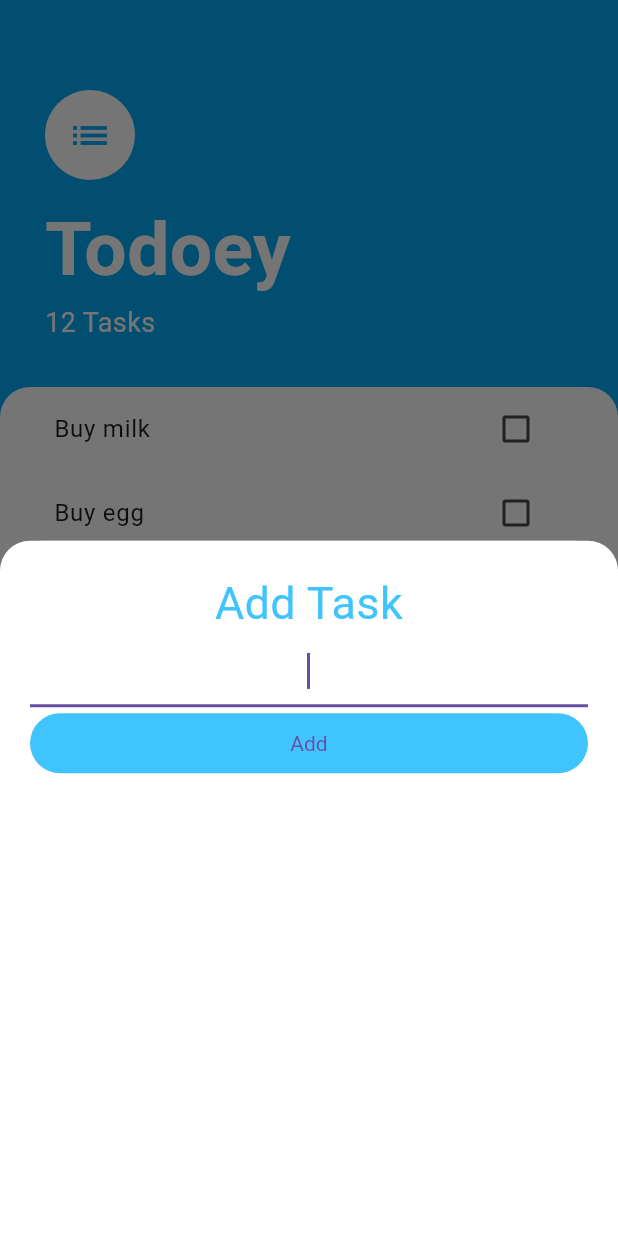
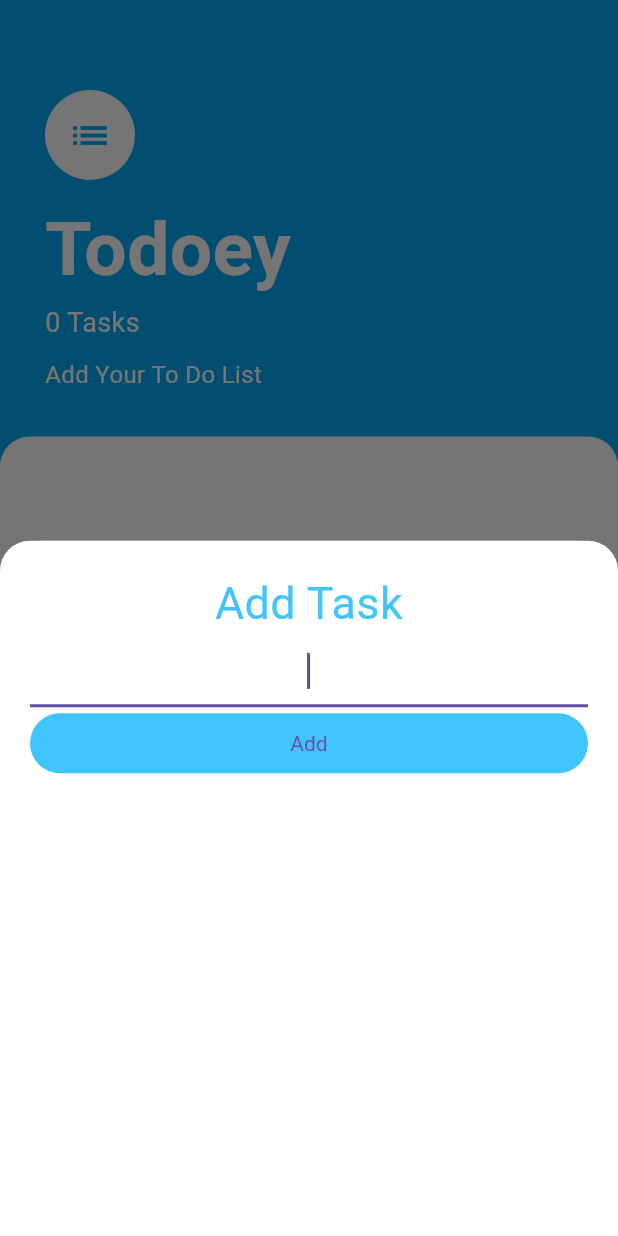
Before and after one commit to SanaEhab/todoList-app, a Flutter app: the screen it shows after launch, after a tap on the "add" icon, on a phone screen of 412 x 824 dp. Run offline on Flutter 3.47's test engine with Material 3 defaults, Android fonts, the phone set to English and light mode, and no system bars.

```diff
--- a/lib/main.dart
+++ b/lib/main.dart
@@ -1,4 +1,6 @@
 import 'package:flutter/material.dart';
+import 'package:provider/provider.dart';
+import 'package:todoey_app/models/task_data.dart';
 import 'package:todoey_app/screens/tasks_screen.dart';
 
 void main() {
@@ -10,9 +12,12 @@ class MyApp extends StatelessWidget {
 
   @override
   Widget build(BuildContext context) {
-    return MaterialApp(
-      debugShowCheckedModeBanner: false,
-      home: TasksScreen(),
+    return ChangeNotifierProvider(
+      create: (context) => TaskData(),
+      child: MaterialApp(
+        debugShowCheckedModeBanner: false,
+        home: TasksScreen(),
+      ),
     );
   }
 }
--- a/lib/models/task.dart
+++ b/lib/models/task.dart
@@ -2,7 +2,7 @@
 class Task{
   final String name;
   bool isDone;
-  Task({required this.name, required this.isDone});
+  Task({required this.name,this.isDone = false});
 
   void toggelDone(){
     isDone = !isDone;
--- /dev/null
+++ b/lib/models/task_data.dart
@@ -0,0 +1,37 @@
+import 'dart:collection';
+import 'package:flutter/foundation.dart';
+import 'package:todoey_app/models/task.dart';
+
+class TaskData extends ChangeNotifier{
+
+  List<Task> _tasks = [
+
+  ];
+
+  UnmodifiableListView<Task> get tasks {
+    return UnmodifiableListView(_tasks);
+  }
+
+  int get taskCount {
+    return _tasks.length;
+  }
+
+  void addTask(String? newTaskTitle){
+    if(newTaskTitle !=null){
+      final task = Task(name: newTaskTitle);
+      _tasks.add(task);
+      notifyListeners();
+    }
+  }
+
+  void updateData(Task task){
+    task.toggelDone();
+    notifyListeners();
+  }
+
+  void deleteTask(Task task){
+    _tasks.remove(task);
+    notifyListeners();
+  }
+
+}
--- a/lib/screens/add_task_screen.dart
+++ b/lib/screens/add_task_screen.dart
@@ -1,12 +1,17 @@
 import 'package:flutter/material.dart';
+import 'package:provider/provider.dart';
+import 'package:todoey_app/models/task_data.dart';
 
-class AddTaskScreen extends StatelessWidget {
+class AddTaskScreen extends StatefulWidget {
+  @override
+  _AddTaskScreenState createState() => _AddTaskScreenState();
+}
+
+class _AddTaskScreenState extends State<AddTaskScreen> {
+  String? newTaskTitle;
 
   @override
   Widget build(BuildContext context) {
-
-    late String newTaskTitle;
-
     return Container(
       color: const Color(0xff757575),
       child: Container(
@@ -15,7 +20,7 @@ class AddTaskScreen extends StatelessWidget {
           color: Colors.white,
           borderRadius: BorderRadius.only(
             topLeft: Radius.circular(20.0),
-              topRight:Radius.circular(20.0),
+            topRight: Radius.circular(20.0),
           ),
         ),
         child: Column(
@@ -26,30 +31,31 @@ class AddTaskScreen extends StatelessWidget {
               textAlign: TextAlign.center,
               style: TextStyle(
                 fontSize: 30.0,
-                color: Colors.lightBlueAccent
+                color: Colors.lightBlueAccent,
               ),
             ),
             TextField(
               autofocus: true,
               textAlign: TextAlign.center,
-              onChanged: (newText){
+              onChanged: (newText) {
+                setState(() {
                   newTaskTitle = newText;
-                print(newText);
+                });
               },
             ),
             TextButton(
-                onPressed: (){
-                  print(newTaskTitle);
+              onPressed: () {
+                Provider.of<TaskData>(context, listen: false).addTask(newTaskTitle);
+                Navigator.pop(context);
               },
               style: TextButton.styleFrom(
-                  backgroundColor:  Colors.lightBlueAccent,
+                backgroundColor: Colors.lightBlueAccent,
                 textStyle: const TextStyle(
                   color: Colors.white,
                 ),
               ),
-                child:
-                const Text('Add')
-            )
+              child: const Text('Add'),
+            ),
           ],
         ),
       ),
--- a/lib/screens/tasks_screen.dart
+++ b/lib/screens/tasks_screen.dart
@@ -1,26 +1,20 @@
-import 'package:flutter/cupertino.dart';
 import 'package:flutter/material.dart';
-import 'package:flutter/painting.dart';
+import 'package:provider/provider.dart';
+import 'package:todoey_app/models/task_data.dart';
 import 'package:todoey_app/screens/add_task_screen.dart';
 import 'package:todoey_app/widgets/tasks_list.dart';
 
 
 class TasksScreen extends StatelessWidget {
-  const TasksScreen({super.key});
-
-  Widget buildButtomSheet(BuildContext context){
-    return AddTaskScreen(
-    );
-  }
-  //or i can make it arrow function or anonymous function
-
   @override
   Widget build(BuildContext context) {
     return Scaffold(
       backgroundColor: Colors.lightBlue,
       floatingActionButton: FloatingActionButton(
         onPressed: (){
-          showModalBottomSheet(context: context, builder: buildButtomSheet);
+          showModalBottomSheet(context: context, builder: (context)=>
+              AddTaskScreen(),
+          );
         },
         backgroundColor: Colors.lightBlue,
         shape: const CircleBorder(),
@@ -31,33 +25,40 @@ class TasksScreen extends StatelessWidget {
         children: [
           Container(
             padding: const EdgeInsets.only(top: 60.0, left:30.0,right: 30.0,bottom: 30.0),
-            child: const Column(
+            child:  Column(
               crossAxisAlignment: CrossAxisAlignment.start,
               children: [
-                 CircleAvatar(
+                 const CircleAvatar(
                     backgroundColor: Colors.white,
                     radius: 30.0,
                     child: Icon(Icons.list,size:30.0,color: Colors.lightBlue,),
                 ),
-                 SizedBox(
+                 const SizedBox(
                   height: 10.0,
                 ),
-                 Text('Todoey',
+                 const Text('Todoey',
                 style: TextStyle(
                   color: Colors.white,
                   fontSize: 50.0,
                   fontWeight: FontWeight.w700
                 ),),
                  Text(
-                  '12 Tasks',
-                  style: TextStyle(
+                  '${Provider.of<TaskData>(context).taskCount} Tasks',
+                  style: const TextStyle(
                     color: Colors.white,
                     fontSize: 18.0,
                   ),
                 ),
-
+                const SizedBox(
+                  height: 10.0,
+                ),
+                const Text("Add Your To Do List",
+                style: TextStyle(
+                    color: Colors.white,
+                    fontSize: 16.0,))
               ],
-            ),
+            )
+            ,
           ),
           Expanded(
             child: Container(
--- a/lib/widgets/task_tile.dart
+++ b/lib/widgets/task_tile.dart
@@ -4,12 +4,14 @@ class TaskTile extends StatelessWidget {
   final bool isChecked;
   final String taskTitle;
   final Function(bool?) checkboxCallback;
+  final Function() longPressCallback;
 
-  TaskTile({required this.taskTitle,required this.isChecked, required this.checkboxCallback});
+  TaskTile({required this.taskTitle,required this.isChecked,required this.checkboxCallback,required this.longPressCallback});
 
   @override
   Widget build(BuildContext context) {
     return ListTile(
+      onLongPress: longPressCallback,
       title: Text(taskTitle, style: TextStyle(
         decoration: isChecked ?TextDecoration.lineThrough : null
       ),),
--- a/lib/widgets/tasks_list.dart
+++ b/lib/widgets/tasks_list.dart
@@ -1,33 +1,29 @@
 import 'package:flutter/material.dart';
-import 'package:todoey_app/models/task.dart';
 import 'package:todoey_app/widgets/task_tile.dart';
+import 'package:provider/provider.dart';
+import 'package:todoey_app/models/task_data.dart';
 
-class TasksList extends StatefulWidget {
-
-  @override
-  State<TasksList> createState() => _TasksListState();
-}
-
-class _TasksListState extends State<TasksList> {
-
-  List<Task> tasks = [
-    Task(name: 'Buy milk', isDone: false),
-    Task(name: 'Buy egg', isDone: false),
-    Task(name: 'Buy shoes', isDone: true)
-  ];
-
+class TasksList extends StatelessWidget {
   @override
   Widget build(BuildContext context) {
-    return ListView.builder(itemBuilder: (context,index){
-      return TaskTile(taskTitle: tasks[index].name,
-          isChecked: tasks[index].isDone,
-      checkboxCallback: (checkboxState){
-        setState(() {
-          tasks[index].toggelDone();
-        });}
-      );
-    },
-      itemCount: tasks.length,
+    return Consumer<TaskData>(
+      builder: (context, taskData, child){
+        return ListView.builder(itemBuilder: (context,index){
+          final task = taskData.tasks[index];
+          return TaskTile(
+              taskTitle: task.name,
+              isChecked: task.isDone,
+              checkboxCallback: (checkboxState){
+                taskData.updateData(task);
+              },
+            longPressCallback: (){
+                taskData.deleteTask(task);
+            },
+          );
+        },
+          itemCount: taskData.taskCount,
+        );
+      },
     );
   }
 }
--- a/pubspec.yaml
+++ b/pubspec.yaml
@@ -35,6 +35,7 @@ dependencies:
   # The following adds the Cupertino Icons font to your application.
   # Use with the CupertinoIcons class for iOS style icons.
   cupertino_icons: ^1.0.6
+  provider: ^6.1.2
 
 dev_dependencies:
   flutter_test:
```
Also changed, not shown: pubspec.lock. Lines whose indentation alone changed are shown as unchanged.
